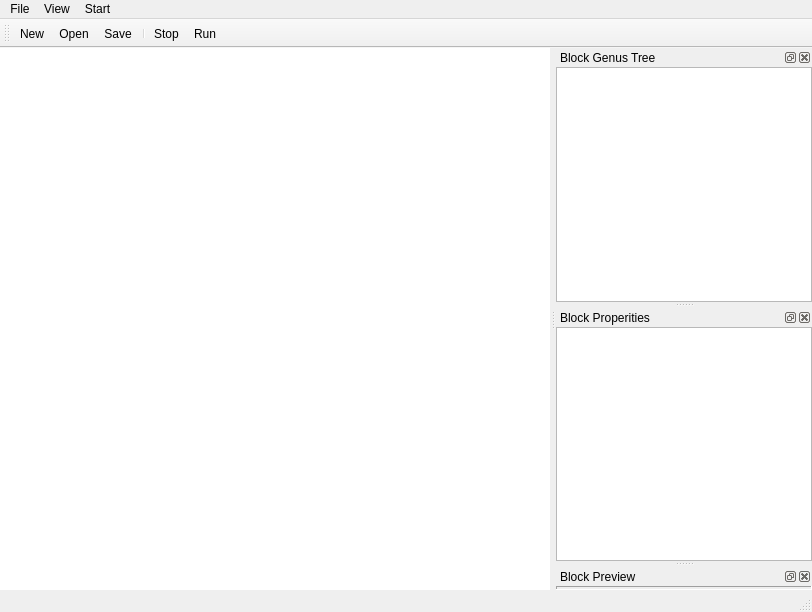
Qt form main.ui (go2net/PythonBlocks) before a commit.
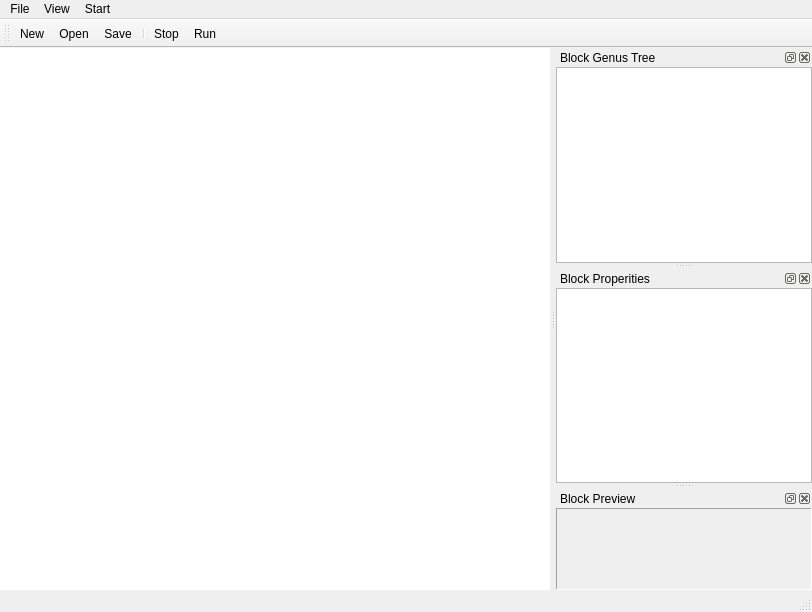
The same form after that commit. Icons and pictures are not drawn. Custom widgets are drawn as their Qt base class.

```diff
--- a/main.ui
+++ b/main.ui
@@ -198,6 +198,12 @@
      </property>
      <item>
       <widget class="QFrame" name="wndPreview">
+       <property name="minimumSize">
+        <size>
+         <width>0</width>
+         <height>80</height>
+        </size>
+       </property>
        <property name="frameShape">
         <enum>QFrame::Panel</enum>
        </property>
```
